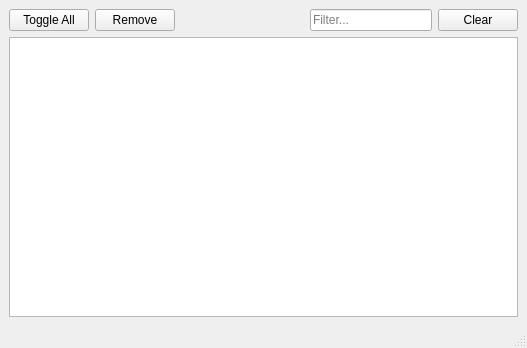
Above: host_agent/src/libraries/client/Head.ui from dns-gh/oodevs before the change. Below: the same form after it.
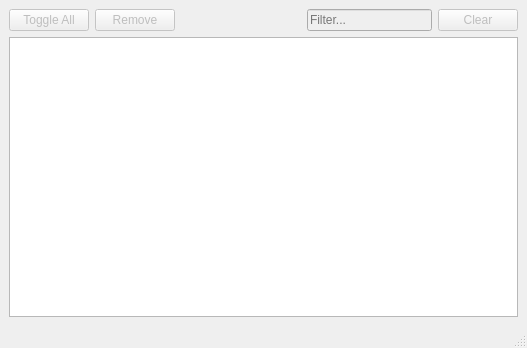
That is the form after the change. Icons and pictures are not drawn.

The edit to the form file:
```diff
--- a/host_agent/src/libraries/client/Head.ui
+++ b/host_agent/src/libraries/client/Head.ui
@@ -18,8 +18,43 @@
     <normaloff>:/logo32x32.png</normaloff>:/logo32x32.png</iconset>
   </property>
   <widget class="QWidget" name="central">
-   <layout class="QGridLayout" name="gridLayout">
-    <item row="0" column="1">
+   <layout class="QVBoxLayout" name="verticalLayout">
+    <item>
+     <widget class="QFrame" name="edit_controls">
+      <property name="enabled">
+       <bool>false</bool>
+      </property>
+      <property name="frameShape">
+       <enum>QFrame::NoFrame</enum>
+      </property>
+      <property name="frameShadow">
+       <enum>QFrame::Plain</enum>
+      </property>
+      <layout class="QHBoxLayout">
+       <property name="margin">
+        <number>0</number>
+       </property>
+       <item>
+        <widget class="QPushButton" name="toggle_items">
+         <property name="text">
+          <string>Toggle All</string>
+         </property>
+         <property name="icon">
+          <iconset resource="../../applications/cloud_client/main.qrc">
+           <normaloff>:/go-down.png</normaloff>:/go-down.png</iconset>
+         </property>
+         <property name="iconSize">
+          <size>
+           <width>22</width>
+           <height>22</height>
+          </size>
+         </property>
+         <property name="checked">
+          <bool>false</bool>
+         </property>
+        </widget>
+       </item>
+       <item>
      <widget class="QPushButton" name="remove_items">
       <property name="toolTip">
        <string>Remove Selection</string>
@@ -39,7 +74,7 @@
       </property>
      </widget>
     </item>
-    <item row="0" column="2">
+       <item>
      <spacer name="horizontalSpacer">
       <property name="orientation">
        <enum>Qt::Horizontal</enum>
@@ -52,14 +87,20 @@
       </property>
      </spacer>
     </item>
-    <item row="0" column="3">
+       <item>
      <widget class="QLineEdit" name="filter">
+         <property name="minimumSize">
+          <size>
+           <width>0</width>
+           <height>22</height>
+          </size>
+         </property>
       <property name="placeholderText">
        <string>Filter...</string>
       </property>
      </widget>
     </item>
-    <item row="0" column="4">
+       <item>
      <widget class="QPushButton" name="clear_filter">
       <property name="toolTip">
        <string>Clear Filter</string>
@@ -79,7 +120,10 @@
       </property>
      </widget>
     </item>
-    <item row="1" column="0" colspan="5">
+      </layout>
+     </widget>
+    </item>
+    <item>
      <widget class="QTreeView" name="items">
       <property name="alternatingRowColors">
        <bool>true</bool>
@@ -101,26 +145,6 @@
       </property>
      </widget>
     </item>
-    <item row="0" column="0">
-     <widget class="QPushButton" name="toggle_items">
-      <property name="text">
-       <string>Toggle All</string>
-      </property>
-      <property name="icon">
-       <iconset resource="../../applications/cloud_client/main.qrc">
-        <normaloff>:/go-down.png</normaloff>:/go-down.png</iconset>
-      </property>
-      <property name="iconSize">
-       <size>
-        <width>22</width>
-        <height>22</height>
-       </size>
-      </property>
-      <property name="checked">
-       <bool>false</bool>
-      </property>
-     </widget>
-    </item>
    </layout>
   </widget>
   <widget class="QMenuBar" name="menu">
```
Lines whose indentation alone changed are shown as unchanged.
